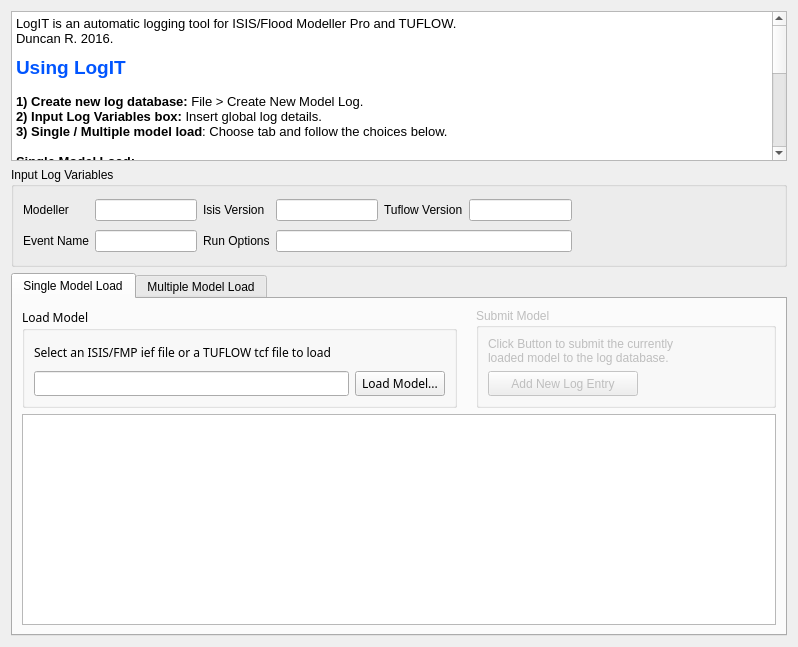
This is src/logit/newentry/NewEntry_Widget.ui in ErmeviewEnvironmentalLtd/LogIT as Qt 5 draws it before an edit. The edited form follows.
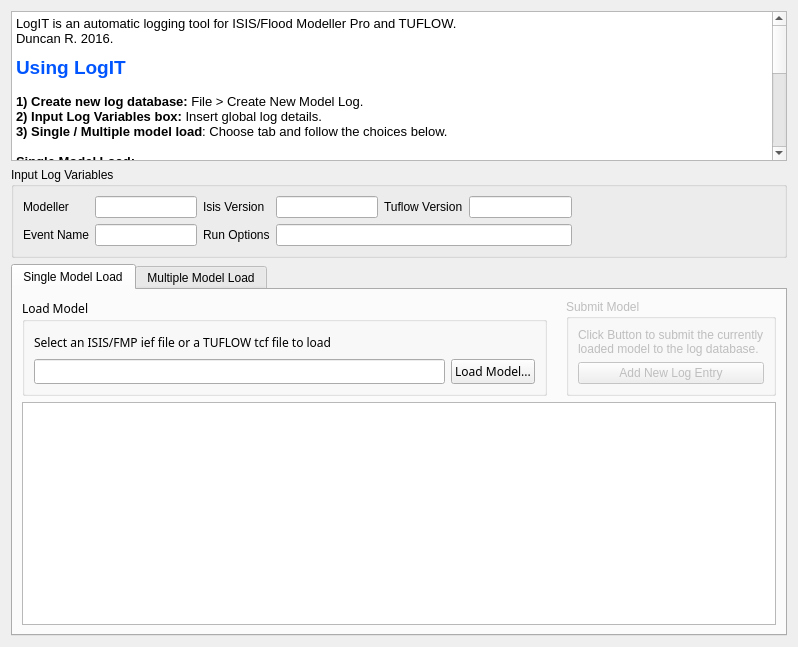
This is the edited form. The open tabs and pages were chosen to show the change. Icons and pictures are not drawn.

```diff
--- a/src/logit/newentry/NewEntry_Widget.ui
+++ b/src/logit/newentry/NewEntry_Widget.ui
@@ -81,18 +81,6 @@
        <verstretch>0</verstretch>
       </sizepolicy>
      </property>
-     <property name="minimumSize">
-      <size>
-       <width>300</width>
-       <height>100</height>
-      </size>
-     </property>
-     <property name="maximumSize">
-      <size>
-       <width>16777215</width>
-       <height>130</height>
-      </size>
-     </property>
      <property name="font">
       <font>
        <family>Arial</family>
@@ -115,11 +103,11 @@
       </item>
       <item row="0" column="1">
        <widget class="QLineEdit" name="modellerTextbox">
-        <property name="maximumSize">
-         <size>
-          <width>250</width>
-          <height>16777215</height>
-         </size>
+        <property name="sizePolicy">
+         <sizepolicy hsizetype="Expanding" vsizetype="Preferred">
+          <horstretch>0</horstretch>
+          <verstretch>0</verstretch>
+         </sizepolicy>
         </property>
        </widget>
       </item>
@@ -132,11 +120,11 @@
       </item>
       <item row="0" column="3">
        <widget class="QLineEdit" name="isisVersionTextbox">
-        <property name="maximumSize">
-         <size>
-          <width>250</width>
-          <height>16777215</height>
-         </size>
+        <property name="sizePolicy">
+         <sizepolicy hsizetype="Expanding" vsizetype="Preferred">
+          <horstretch>0</horstretch>
+          <verstretch>0</verstretch>
+         </sizepolicy>
         </property>
        </widget>
       </item>
@@ -149,11 +137,11 @@
       </item>
       <item row="0" column="5">
        <widget class="QLineEdit" name="tuflowVersionTextbox">
-        <property name="maximumSize">
-         <size>
-          <width>250</width>
-          <height>16777215</height>
-         </size>
+        <property name="sizePolicy">
+         <sizepolicy hsizetype="Expanding" vsizetype="Preferred">
+          <horstretch>0</horstretch>
+          <verstretch>0</verstretch>
+         </sizepolicy>
         </property>
        </widget>
       </item>
@@ -179,11 +167,11 @@
       </item>
       <item row="1" column="1">
        <widget class="QLineEdit" name="eventNameTextbox">
-        <property name="maximumSize">
-         <size>
-          <width>250</width>
-          <height>16777215</height>
-         </size>
+        <property name="sizePolicy">
+         <sizepolicy hsizetype="Expanding" vsizetype="Preferred">
+          <horstretch>0</horstretch>
+          <verstretch>0</verstretch>
+         </sizepolicy>
         </property>
        </widget>
       </item>
@@ -196,11 +184,11 @@
       </item>
       <item row="1" column="3" colspan="3">
        <widget class="QLineEdit" name="runOptionsTextbox">
-        <property name="maximumSize">
-         <size>
-          <width>16777215</width>
-          <height>16777215</height>
-         </size>
+        <property name="sizePolicy">
+         <sizepolicy hsizetype="Expanding" vsizetype="Preferred">
+          <horstretch>0</horstretch>
+          <verstretch>0</verstretch>
+         </sizepolicy>
         </property>
        </widget>
       </item>
@@ -250,23 +238,11 @@
          <item>
           <widget class="QGroupBox" name="loadModelGroup">
            <property name="sizePolicy">
-            <sizepolicy hsizetype="Expanding" vsizetype="Expanding">
+            <sizepolicy hsizetype="Expanding" vsizetype="Preferred">
              <horstretch>0</horstretch>
              <verstretch>0</verstretch>
             </sizepolicy>
            </property>
-           <property name="minimumSize">
-            <size>
-             <width>150</width>
-             <height>0</height>
-            </size>
-           </property>
-           <property name="maximumSize">
-            <size>
-             <width>16777215</width>
-             <height>100</height>
-            </size>
-           </property>
            <property name="font">
             <font>
              <family>Arial 12</family>
@@ -285,17 +261,11 @@
            <layout class="QGridLayout" name="gridLayout">
             <item row="1" column="0" colspan="2">
              <widget class="QLineEdit" name="loadModelTextbox">
-              <property name="minimumSize">
-               <size>
-                <width>0</width>
-                <height>20</height>
-               </size>
-              </property>
-              <property name="maximumSize">
-               <size>
-                <width>16777215</width>
-                <height>16777215</height>
-               </size>
+              <property name="sizePolicy">
+               <sizepolicy hsizetype="Expanding" vsizetype="Preferred">
+                <horstretch>0</horstretch>
+                <verstretch>0</verstretch>
+               </sizepolicy>
               </property>
              </widget>
             </item>
@@ -307,12 +277,6 @@
                 <verstretch>0</verstretch>
                </sizepolicy>
               </property>
-              <property name="minimumSize">
-               <size>
-                <width>90</width>
-                <height>20</height>
-               </size>
-              </property>
               <property name="font">
                <font>
                 <weight>50</weight>
@@ -335,18 +299,6 @@
                 <verstretch>0</verstretch>
                </sizepolicy>
               </property>
-              <property name="minimumSize">
-               <size>
-                <width>0</width>
-                <height>0</height>
-               </size>
-              </property>
-              <property name="maximumSize">
-               <size>
-                <width>16777215</width>
-                <height>16777215</height>
-               </size>
-              </property>
               <property name="font">
                <font>
                 <pointsize>9</pointsize>
@@ -382,23 +334,11 @@
             <bool>false</bool>
            </property>
            <property name="sizePolicy">
-            <sizepolicy hsizetype="Expanding" vsizetype="Expanding">
+            <sizepolicy hsizetype="Preferred" vsizetype="Preferred">
              <horstretch>0</horstretch>
              <verstretch>0</verstretch>
             </sizepolicy>
            </property>
-           <property name="minimumSize">
-            <size>
-             <width>150</width>
-             <height>0</height>
-            </size>
-           </property>
-           <property name="maximumSize">
-            <size>
-             <width>300</width>
-             <height>100</height>
-            </size>
-           </property>
            <property name="title">
             <string>Submit Model</string>
            </property>
@@ -416,23 +356,11 @@
             </item>
             <item>
              <widget class="QPushButton" name="addSingleLogEntryButton">
-              <property name="minimumSize">
-               <size>
-                <width>0</width>
-                <height>20</height>
-               </size>
-              </property>
-              <property name="maximumSize">
-               <size>
-                <width>150</width>
-                <height>25</height>
-               </size>
-              </property>
-              <property name="sizeIncrement">
-               <size>
-                <width>50</width>
-                <height>30</height>
-               </size>
+              <property name="sizePolicy">
+               <sizepolicy hsizetype="Preferred" vsizetype="Preferred">
+                <horstretch>0</horstretch>
+                <verstretch>0</verstretch>
+               </sizepolicy>
               </property>
               <property name="toolTip">
                <string>Add loaded model data to database (Ctrl-A)</string>
```
Left out of the diff: 86 changed lines with no effect on the pictures.
